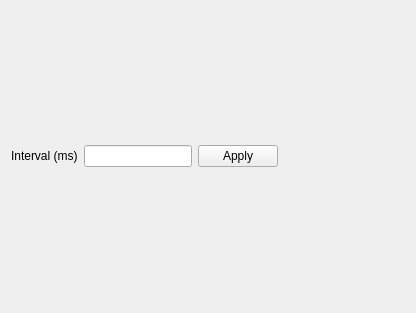
This is ui/dcmotorwidget.ui in Paise/uart_board as Qt 5 draws it before an edit. The edited form follows.
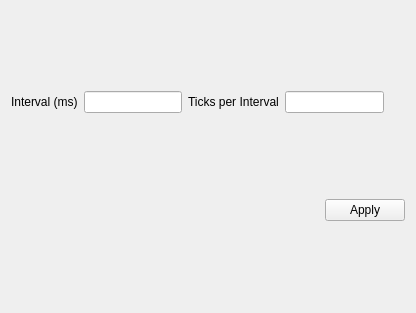
This is the edited form.

Commit message: added minor ticks send setting

Diff of the .ui file:
```diff
--- a/ui/dcmotorwidget.ui
+++ b/ui/dcmotorwidget.ui
@@ -18,6 +18,13 @@
     <layout class="QHBoxLayout" name="horizontalLayout">
      <item>
       <layout class="QGridLayout" name="gridLayout">
+       <item row="0" column="2">
+        <widget class="QLabel" name="ticksLabel">
+         <property name="text">
+          <string>Ticks per Interval</string>
+         </property>
+        </widget>
+       </item>
        <item row="0" column="0">
         <widget class="QLabel" name="intervalLabel">
          <property name="text">
@@ -28,16 +35,29 @@
        <item row="0" column="1">
         <widget class="QLineEdit" name="intervalEdit"/>
        </item>
-       <item row="0" column="2">
-        <widget class="QPushButton" name="intervalApplyButton">
-         <property name="text">
-          <string>Apply</string>
-         </property>
-        </widget>
+       <item row="0" column="3">
+        <widget class="QLineEdit" name="ticksEdit"/>
        </item>
       </layout>
      </item>
      <item>
+      <spacer name="horizontalSpacer_2">
+       <property name="orientation">
+        <enum>Qt::Horizontal</enum>
+       </property>
+       <property name="sizeHint" stdset="0">
+        <size>
+         <width>40</width>
+         <height>20</height>
+        </size>
+       </property>
+      </spacer>
+     </item>
+    </layout>
+   </item>
+   <item>
+    <layout class="QHBoxLayout" name="horizontalLayout_2">
+     <item>
       <spacer name="horizontalSpacer">
        <property name="orientation">
         <enum>Qt::Horizontal</enum>
@@ -50,6 +70,13 @@
        </property>
       </spacer>
      </item>
+     <item>
+      <widget class="QPushButton" name="applyButton">
+       <property name="text">
+        <string>Apply</string>
+       </property>
+      </widget>
+     </item>
     </layout>
    </item>
   </layout>
```
The commit also changes 2 other files.
